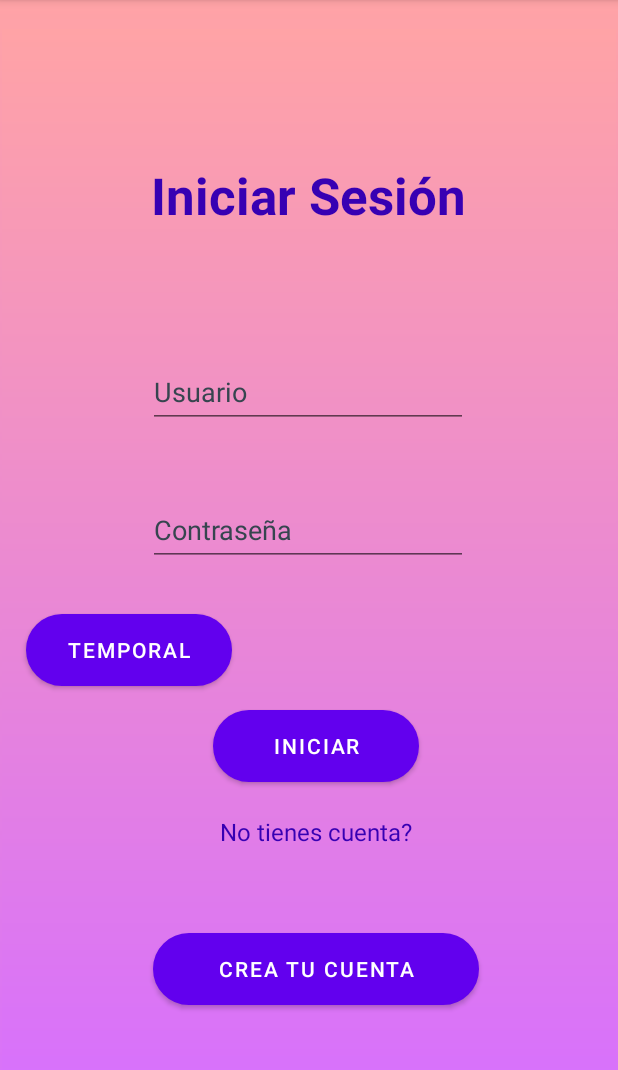
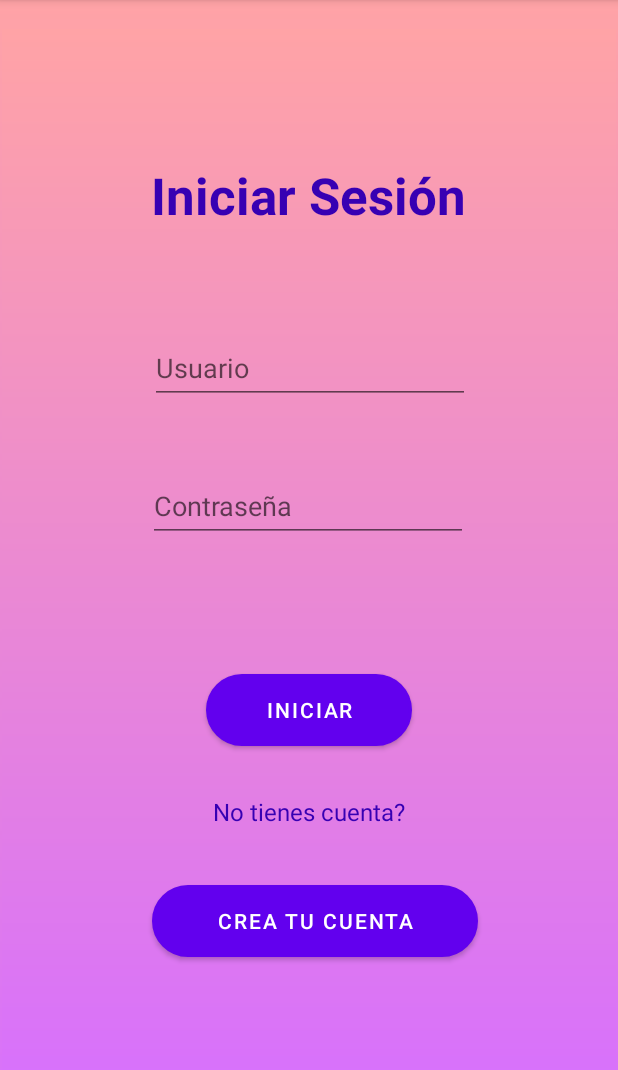
Before and after one commit to MarlieR-321/Proyecto_Moviles, an Android app: the InicioSesionFragment screen opened through its navigation route, on a phone screen of 412 x 824 dp, the part 84-1154 px from its top. Run offline under Robolectric (Android 15) with nearby library versions, the phone set to English and light mode, and no system bars.

Commit message:
Inicio de Sesion

```diff
--- a/app/build.gradle
+++ b/app/build.gradle
@@ -56,6 +56,4 @@ dependencies {
     testImplementation 'junit:junit:4.+'
     androidTestImplementation 'androidx.test.ext:junit:1.1.3'
     androidTestImplementation 'androidx.test.espresso:espresso-core:3.4.0'
-
-
 }
--- a/app/src/main/res/layout/fragment_inicio_sesion.xml
+++ b/app/src/main/res/layout/fragment_inicio_sesion.xml
@@ -22,33 +22,19 @@
         app:layout_constraintStart_toStartOf="parent"
         app:layout_constraintTop_toTopOf="parent" />
 
-    <EditText
-        android:id="@+id/et_Contra"
-        android:layout_width="wrap_content"
-        android:layout_height="wrap_content"
-        android:layout_marginTop="44dp"
-        android:ems="10"
-        android:inputType="textPersonName"
-        android:minHeight="48dp"
-        android:text="Contraseña"
-        android:textColor="@color/charcoal"
-        app:layout_constraintEnd_toEndOf="parent"
-        app:layout_constraintHorizontal_bias="0.497"
-        app:layout_constraintStart_toStartOf="parent"
-        app:layout_constraintTop_toBottomOf="@+id/et_Usuario" />
 
     <EditText
         android:id="@+id/et_Usuario"
         android:layout_width="wrap_content"
         android:layout_height="wrap_content"
-        android:layout_marginTop="68dp"
+        android:layout_marginTop="52dp"
         android:ems="10"
         android:inputType="textPersonName"
         android:minHeight="48dp"
-        android:text="Usuario"
+        android:hint="Usuario"
         android:textColor="@color/charcoal"
         app:layout_constraintEnd_toEndOf="parent"
-        app:layout_constraintHorizontal_bias="0.497"
+        app:layout_constraintHorizontal_bias="0.502"
         app:layout_constraintStart_toStartOf="parent"
         app:layout_constraintTop_toBottomOf="@+id/tvLogin" />
 
@@ -56,11 +42,10 @@
         android:id="@+id/btIniciarLogin"
         android:layout_width="137dp"
         android:layout_height="wrap_content"
-        android:layout_marginTop="96dp"
+        android:layout_marginTop="88dp"
         android:background="@drawable/button"
         android:text="INICIAR"
         app:layout_constraintEnd_toEndOf="parent"
-        app:layout_constraintHorizontal_bias="0.518"
         app:layout_constraintStart_toStartOf="parent"
         app:layout_constraintTop_toBottomOf="@+id/et_Contra" />
 
@@ -68,7 +53,6 @@
         android:id="@+id/tvCuenta"
         android:layout_width="wrap_content"
         android:layout_height="wrap_content"
-        android:layout_marginTop="32dp"
         android:layout_marginBottom="29dp"
         android:text="No tienes cuenta?"
         android:textAlignment="center"
@@ -76,10 +60,9 @@
         android:textSize="16sp"
         app:layout_constraintBottom_toTopOf="@+id/bt_Crear"
         app:layout_constraintEnd_toEndOf="parent"
-        app:layout_constraintHorizontal_bias="0.517"
         app:layout_constraintStart_toStartOf="parent"
-        app:layout_constraintTop_toBottomOf="@+id/btIniciarlogin2"
-        app:layout_constraintVertical_bias="0.666" />
+        app:layout_constraintTop_toBottomOf="@+id/btIniciarLogin"
+        app:layout_constraintVertical_bias="0.795" />
 
     <Button
         android:id="@+id/bt_Crear"
@@ -90,22 +73,27 @@
         android:text="Crea tu cuenta"
         app:layout_constraintBottom_toBottomOf="parent"
         app:layout_constraintEnd_toEndOf="parent"
-        app:layout_constraintHorizontal_bias="0.525"
+        app:layout_constraintHorizontal_bias="0.52"
         app:layout_constraintStart_toStartOf="parent"
         app:layout_constraintTop_toBottomOf="@+id/btIniciarLogin"
-        app:layout_constraintVertical_bias="0.207" />
+        app:layout_constraintVertical_bias="0.104" />
 
-    <Button
-        android:id="@+id/btIniciarlogin2"
-        android:layout_width="137dp"
+    <EditText
+        android:id="@+id/et_Contra"
+        android:layout_width="wrap_content"
         android:layout_height="wrap_content"
-        android:layout_marginTop="32dp"
-        android:background="@drawable/button"
-        android:text="Temporal"
+        android:layout_marginTop="44dp"
+        android:ems="10"
+        android:hint="Contraseña"
+        android:inputType="textPassword"
+        android:minHeight="48dp"
+        android:selectAllOnFocus="false"
+        android:textColor="@color/charcoal"
+        android:visibility="visible"
         app:layout_constraintEnd_toEndOf="parent"
-        app:layout_constraintHorizontal_bias="0.058"
+        app:layout_constraintHorizontal_bias="0.497"
         app:layout_constraintStart_toStartOf="parent"
-        app:layout_constraintTop_toBottomOf="@+id/et_Contra" />
-
+        app:layout_constraintTop_toBottomOf="@+id/et_Usuario"
+        />
 
 </androidx.constraintlayout.widget.ConstraintLayout>
```
Also changed, not shown: app/src/main/java/ni/edu/uca/proyecto_final/InicioSesionFragment.kt (+19 -5 lines), app/src/main/java/ni/edu/uca/proyecto_final/data/bd/DbUsuario.kt (added, +37 -0 lines), app/src/main/java/ni/edu/uca/proyecto_final/data/entidades/Usuario.kt (+8 -8 lines).
